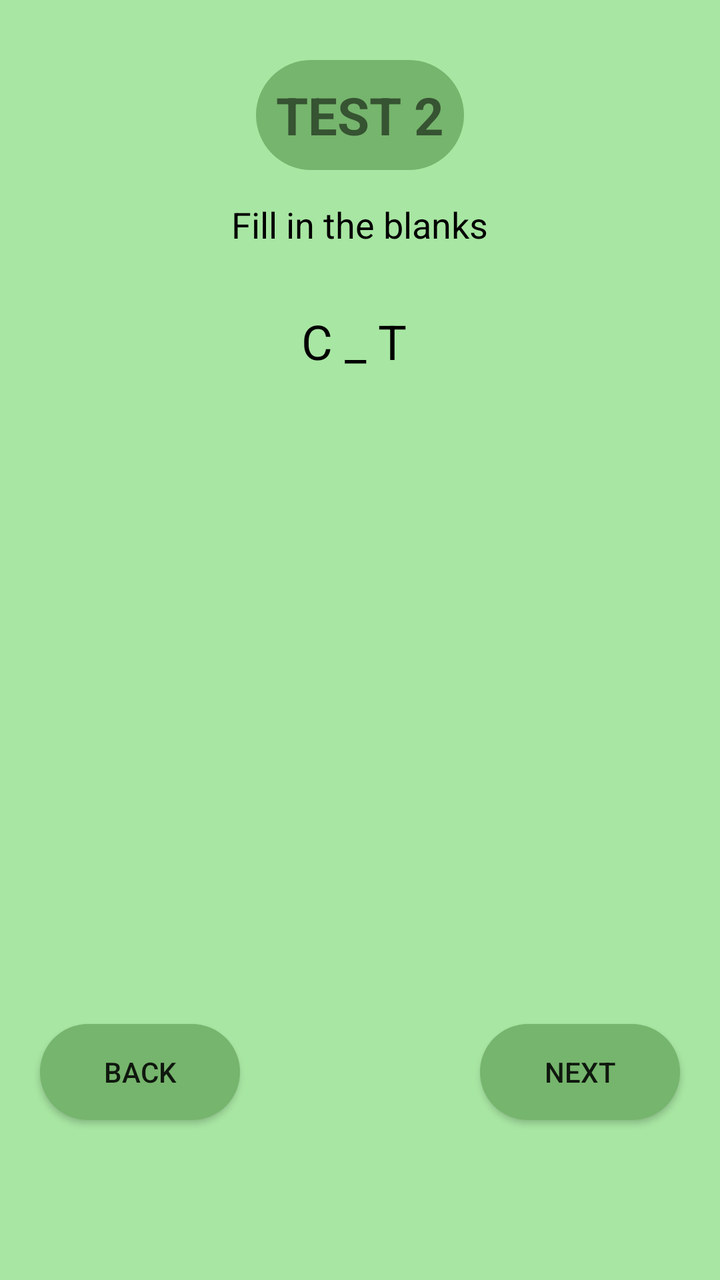
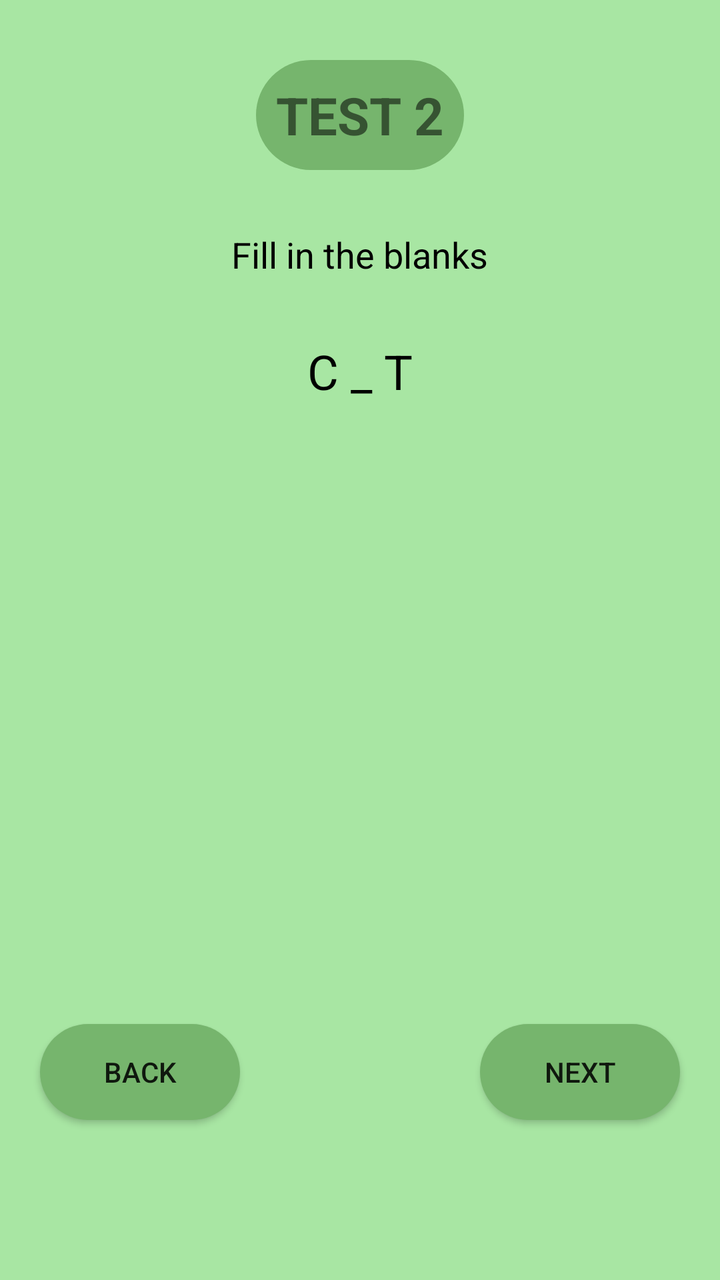

An Android layout rendered at two revisions. The XML below is the earlier revision; the diff shows what the commit changed to produce the second picture.
<!-- AndroidManifest.xml: application theme AppTheme -->
<!-- res/layout/missing_letter_test_layout.xml -->
<?xml version="1.0" encoding="utf-8"?>
<RelativeLayout xmlns:android="http://schemas.android.com/apk/res/android"
    android:layout_width="match_parent"
    android:layout_height="match_parent"
    android:background="#A8E6A3">

    
    <TextView
        android:id="@+id/testTitle"
        android:layout_width="wrap_content"
        android:layout_height="wrap_content"
        android:text="TEST 2"
        android:textSize="26sp"
        android:textStyle="bold"
        android:layout_centerHorizontal="true"
        android:layout_marginTop="30dp"
        android:background="@drawable/round_corners"
        android:padding="10dp" />

    
    <TextView
        android:id="@+id/instructionText"
        android:layout_width="wrap_content"
        android:layout_height="wrap_content"
        android:text="Fill in the blanks"
        android:textSize="18sp"
        android:textColor="#000000"
        android:layout_below="@id/testTitle"
        android:layout_centerHorizontal="true"
        android:layout_marginTop="15dp" />

    
    <TextView
        android:id="@+id/questionText"
        android:layout_width="wrap_content"
        android:layout_height="wrap_content"
        android:text="C _ T "
        android:textSize="24sp"
        android:textColor="#000000"
        android:layout_centerHorizontal="true"
        android:layout_below="@id/instructionText"
        android:layout_marginTop="30dp" />

    
    <GridLayout
        android:id="@+id/optionsLayout"
        android:layout_width="match_parent"
        android:layout_height="wrap_content"
        android:layout_below="@id/questionText"
        android:layout_marginTop="20dp"
        android:layout_marginStart="30dp"
        android:layout_marginEnd="30dp"
        android:columnCount="2"
        android:alignmentMode="alignMargins"
        android:layout_centerHorizontal="true" />

    
    <Button
        android:id="@+id/backButton"
        android:layout_width="100dp"
        android:layout_height="wrap_content"
        android:text="BACK"
        android:background="@drawable/round_corners"
        android:layout_alignParentStart="true"
        android:layout_alignParentBottom="true"
        android:layout_marginStart="20dp"
        android:layout_marginBottom="80dp" />

    <Button
        android:id="@+id/nextButton"
        android:layout_width="100dp"
        android:layout_height="wrap_content"
        android:text="NEXT"
        android:background="@drawable/round_corners"
        android:layout_alignParentEnd="true"
        android:layout_alignParentBottom="true"
        android:layout_marginEnd="20dp"
        android:layout_marginBottom="80dp" />

    
    <ImageView
        android:id="@+id/homeIcon"
        android:layout_width="40dp"
        android:layout_height="40dp"
        android:layout_alignParentStart="true"
        android:layout_alignParentBottom="true"
        android:layout_marginStart="30dp"
        android:layout_marginBottom="20dp" />

    <ImageView
        android:id="@+id/settingsIcon"
        android:layout_width="40dp"
        android:layout_height="40dp"
        android:layout_alignParentEnd="true"
        android:layout_alignParentBottom="true"
        android:layout_marginEnd="30dp"
        android:layout_marginBottom="20dp" />

</RelativeLayout>
<!-- resources referenced by this layout -->
<resources>
  <!-- drawable round_corners (drawable) -->
  <?xml version="1.0" encoding="utf-8"?>
  <shape xmlns:android="http://schemas.android.com/apk/res/android">
      <solid android:color="#76B56D" /> 
      <corners android:radius="50dp" />
  </shape>
  <style name="AppTheme" parent="Theme.AppCompat.Light.NoActionBar">
          <item name="colorButtonNormal">@null</item>
      </style>
</resources>

<!-- the commit's change to res/layout/missing_letter_test_layout.xml (unified diff, before → after) -->
@@ -18,41 +18,51 @@
         android:padding="10dp" />
 
     
-    <TextView
-        android:id="@+id/instructionText"
-        android:layout_width="wrap_content"
-        android:layout_height="wrap_content"
-        android:text="Fill in the blanks"
-        android:textSize="18sp"
-        android:textColor="#000000"
-        android:layout_below="@id/testTitle"
-        android:layout_centerHorizontal="true"
-        android:layout_marginTop="15dp" />
-
-    
-    <TextView
-        android:id="@+id/questionText"
-        android:layout_width="wrap_content"
-        android:layout_height="wrap_content"
-        android:text="C _ T "
-        android:textSize="24sp"
-        android:textColor="#000000"
-        android:layout_centerHorizontal="true"
-        android:layout_below="@id/instructionText"
-        android:layout_marginTop="30dp" />
-
-    
-    <GridLayout
-        android:id="@+id/optionsLayout"
+    <LinearLayout
+        android:id="@+id/centerContainer"
         android:layout_width="match_parent"
         android:layout_height="wrap_content"
-        android:layout_below="@id/questionText"
-        android:layout_marginTop="20dp"
-        android:layout_marginStart="30dp"
-        android:layout_marginEnd="30dp"
-        android:columnCount="2"
-        android:alignmentMode="alignMargins"
-        android:layout_centerHorizontal="true" />
+        android:layout_below="@id/testTitle"
+        android:layout_above="@id/backButton"
+        android:layout_marginTop="10dp"
+        android:layout_marginBottom="20dp"
+        android:orientation="vertical"
+        android:gravity="center_horizontal">
+
+        
+        <TextView
+            android:id="@+id/instructionText"
+            android:layout_width="wrap_content"
+            android:layout_height="wrap_content"
+            android:text="Fill in the blanks"
+            android:textSize="18sp"
+            android:textColor="#000000"
+            android:layout_marginTop="20dp"
+            android:layout_gravity="center_horizontal" />
+
+        
+        <TextView
+            android:id="@+id/questionText"
+            android:layout_width="wrap_content"
+            android:layout_height="wrap_content"
+            android:text="C _ T"
+            android:textSize="24sp"
+            android:textColor="#000000"
+            android:layout_marginTop="30dp"
+            android:layout_gravity="center_horizontal" />
+
+        
+        <GridLayout
+            android:id="@+id/optionsLayout"
+            android:layout_width="wrap_content"
+            android:layout_height="wrap_content"
+            android:layout_marginTop="30dp"
+            android:columnCount="2"
+            android:alignmentMode="alignMargins"
+            android:rowCount="2"
+            android:layout_gravity="center_horizontal"
+            android:padding="8dp" />
+    </LinearLayout>
 
     
     <Button
